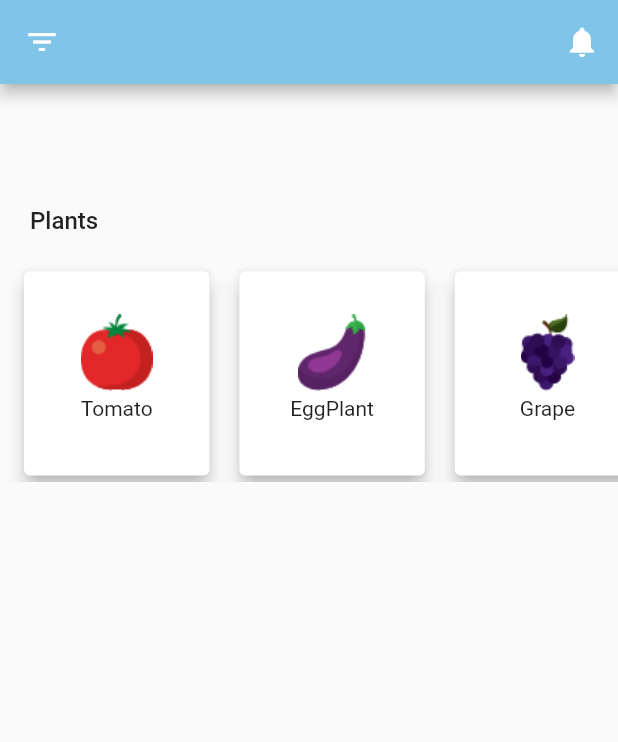
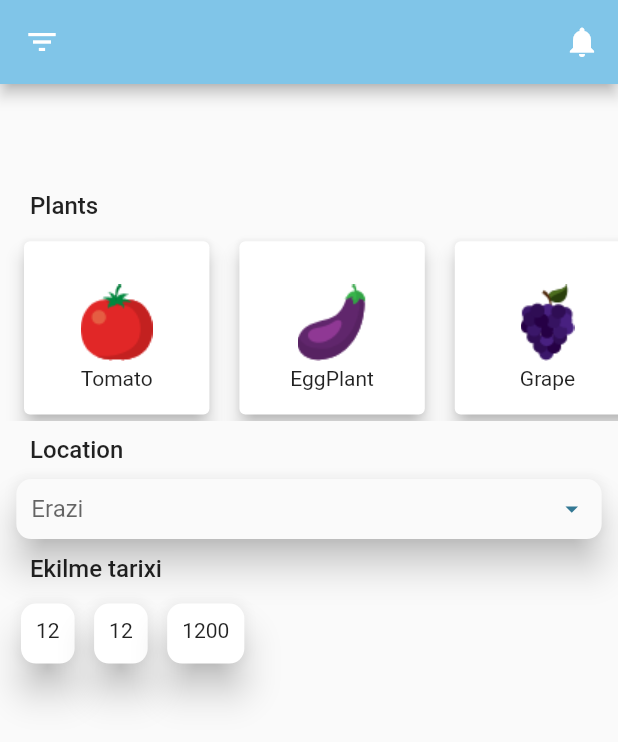
Before and after one commit to notTural/AgriFlow, a Flutter app: the AddPlant screen opened by its route, on a phone screen of 412 x 824 dp. Shown: the top 742 px of the screen. Run offline on Flutter 3.47's test engine with Material 2 defaults, Android fonts, the phone set to English and light mode, and no system bars; our stand-ins replace hive, material_design_icons_flutter; accounts and stored records are empty.

Commit message:
add plant done

```diff
--- a/lib/Screens/addPlant_screen.dart
+++ b/lib/Screens/addPlant_screen.dart
@@ -9,6 +9,8 @@ class AddPlant extends StatefulWidget {
 }
 
 class _AddPlantState extends State<AddPlant> {
+  String _selectedLocation;
+
   @override
   Widget build(BuildContext context) {
     return Scaffold(
@@ -22,13 +24,13 @@ class _AddPlantState extends State<AddPlant> {
           Align(
             alignment: Alignment.bottomLeft,
             child: Padding(
-              padding: const EdgeInsets.all(20.0),
+              padding: const EdgeInsets.symmetric(horizontal: 20, vertical: 10),
               child: Text("Plants",
                   style: TextStyle(fontWeight: FontWeight.w500, fontSize: 16)),
             ),
           ),
           Container(
-            height: MediaQuery.of(context).size.width * 0.35,
+            height: MediaQuery.of(context).size.width * 0.30,
             child: ListView(
               scrollDirection: Axis.horizontal,
               children: <Widget>[
@@ -124,6 +126,121 @@ class _AddPlantState extends State<AddPlant> {
                 )
               ],
             ),
+          ),
+          Align(
+            alignment: Alignment.bottomLeft,
+            child: Padding(
+              padding: const EdgeInsets.symmetric(horizontal: 20, vertical: 10),
+              child: Text("Location",
+                  style: TextStyle(fontWeight: FontWeight.w500, fontSize: 16)),
+            ),
+          ),
+          Material(
+            elevation: 10,
+            borderRadius: BorderRadius.circular(10),
+            child: Container(
+              padding: EdgeInsets.symmetric(horizontal: 10, vertical: 5),
+              height: 40,
+              child: DropdownButton(
+                value: _selectedLocation,
+                onChanged: (newValue) {
+                  setState(() {
+                    _selectedLocation = newValue;
+                  });
+                },
+                iconEnabledColor: Theme.of(context).accentColor,
+                iconSize: 20,
+                underline: SizedBox(),
+                hint: Text("Erazi"),
+                items: [
+                  DropdownMenuItem(
+                    child: Container(
+                      width: MediaQuery.of(context).size.width * 0.85,
+                      child: Text("Gencə-Qazax"),
+                    ),
+                    value: "0",
+                  ),
+                  DropdownMenuItem(
+                    child: Container(
+                      width: MediaQuery.of(context).size.width * 0.7,
+                      child: Text("Muğan-Salyan"),
+                    ),
+                    value: "1",
+                  ),
+                  DropdownMenuItem(
+                    child: Container(
+                      width: MediaQuery.of(context).size.width * 0.7,
+                      child: Text("Mil-Qarabağ"),
+                    ),
+                    value: "2",
+                  ),
+                  DropdownMenuItem(
+                    child: Container(
+                      width: MediaQuery.of(context).size.width * 0.7,
+                      child: Text("Şirvan"),
+                    ),
+                    value: "3",
+                  ),
+                ],
+              ),
+            ),
+          ),
+          Align(
+            alignment: Alignment.bottomLeft,
+            child: Padding(
+              padding: const EdgeInsets.symmetric(horizontal: 20, vertical: 10),
+              child: Text("Ekilme tarixi",
+                  style: TextStyle(fontWeight: FontWeight.w500, fontSize: 16)),
+            ),
+          ),
+          Padding(
+            padding: const EdgeInsets.symmetric(horizontal: 10),
+            child: Row(
+              children: [
+                Card(
+                  shape: RoundedRectangleBorder(
+                    borderRadius: BorderRadius.circular(10),
+                  ),
+                  elevation: 10,
+                  child: Container(
+                    padding: const EdgeInsets.symmetric(
+                        horizontal: 10, vertical: 10),
+                    height: 40,
+                    child: Text("12"),
+                  ),
+                ),
+                SizedBox(
+                  width: 5,
+                ),
+                Card(
+                  shape: RoundedRectangleBorder(
+                    borderRadius: BorderRadius.circular(10),
+                  ),
+                  elevation: 10,
+                  child: Container(
+                    padding: const EdgeInsets.symmetric(
+                        horizontal: 10, vertical: 10),
+                    height: 40,
+                    child: Text("12"),
+                  ),
+                ),
+                SizedBox(
+                  width: 5,
+                ),
+                Card(
+                  shape: RoundedRectangleBorder(
+                    borderRadius: BorderRadius.circular(10),
+                  ),
+                  elevation: 10,
+                  child: Container(
+                    padding: const EdgeInsets.symmetric(
+                        horizontal: 10, vertical: 10),
+                    height: 40,
+                    child: Text("1200"),
+                  ),
+                ),
+              ],
+            ),
           )
         ],
       ),
--- a/lib/Screens/main_screen.dart
+++ b/lib/Screens/main_screen.dart
@@ -14,7 +14,7 @@ class MainScreen extends StatefulWidget {
 }
 
 class _MainScreenState extends State<MainScreen> {
-  List<Widget> routes = [AddPlant(), LoginScreen(), ReportScreen()];
+  List<Widget> routes = [MainScreen(), AddPlant(), ReportScreen()];
   int _selectedIndex = 0;
   void _onItemTapped(int index) {
     setState(() {
--- a/pubspec.yaml
+++ b/pubspec.yaml
@@ -30,6 +30,7 @@ dependencies:
   hive: ^1.0.0
   hive_flutter: ^0.2.1
   path_provider: ^1.6.11
+  flutter_cupertino_date_picker: ^1.0.26+2
 
   # The following adds the Cupertino Icons font to your application.
   # Use with the CupertinoIcons class for iOS style icons.
```
Also changed, not shown: pubspec.lock.
